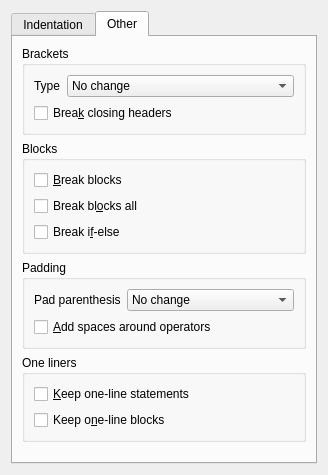
Qt form formatters/astyle_preferences.ui (KDE/kdevelop) before a commit.
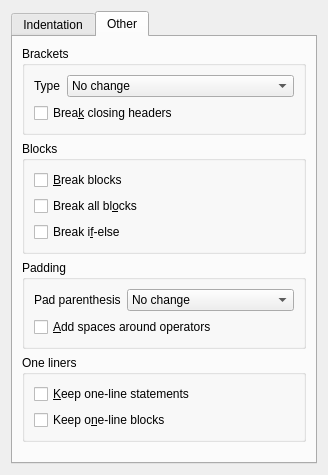
The same form after that commit. The open tabs and pages were chosen to show the change. Custom widgets are drawn as their Qt base class.

Commit message: Fix the wording for break-blocks=all, this way the label makes more sense.

What changed in the file:
```diff
--- a/formatters/astyle_preferences.ui
+++ b/formatters/astyle_preferences.ui
@@ -393,7 +393,7 @@
 </string>
             </property>
             <property name="text" >
-             <string>Break bl&amp;ocks all</string>
+             <string>Break all bl&amp;ocks</string>
             </property>
            </widget>
           </item>
```
